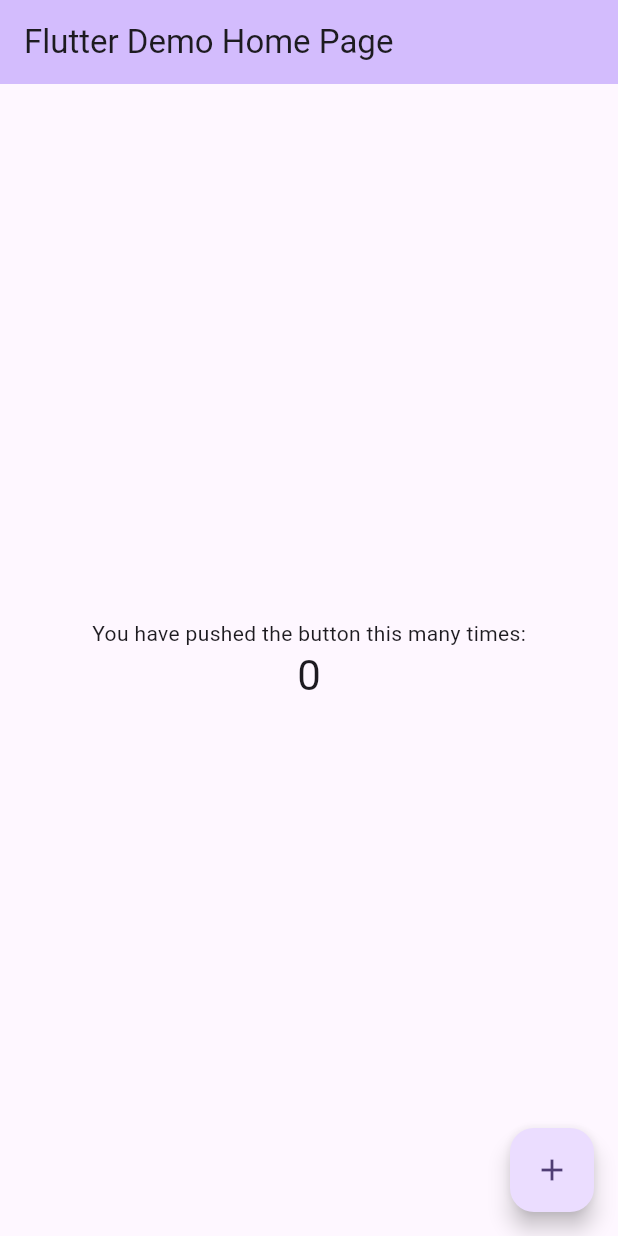
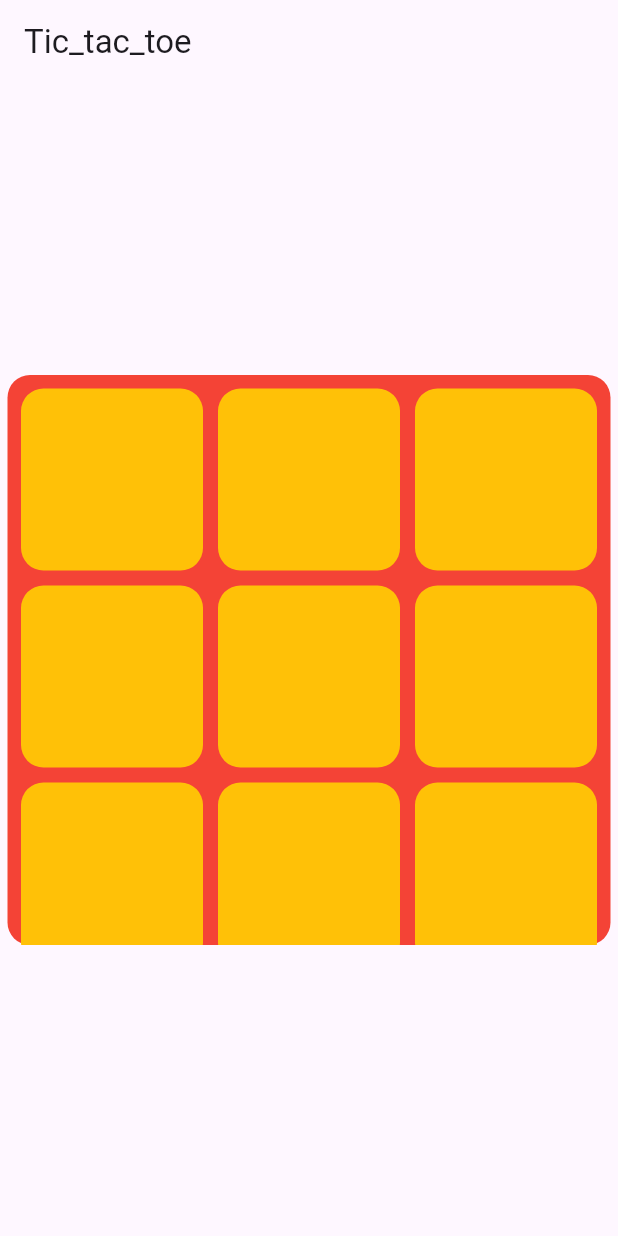
Before and after one commit to Hitesh910/tic_tac_toe, a Flutter app: the screen it shows after launch, on a phone screen of 412 x 824 dp. Run offline on Flutter 3.47's test engine with Material 3 defaults, Android fonts, the phone set to English and light mode, and no system bars.

```diff
--- a/lib/main.dart
+++ b/lib/main.dart
@@ -1,125 +1,7 @@
 import 'package:flutter/material.dart';
+import 'package:tic_tac_toe/utils/app_routes.dart';
 
-void main() {
-  runApp(const MyApp());
+void main()
+{
+  runApp(MaterialApp(routes: app_routes,));
 }
-
-class MyApp extends StatelessWidget {
-  const MyApp({super.key});
-
-  // This widget is the root of your application.
-  @override
-  Widget build(BuildContext context) {
-    return MaterialApp(
-      title: 'Flutter Demo',
-      theme: ThemeData(
-        // This is the theme of your application.
-        //
-        // TRY THIS: Try running your application with "flutter run". You'll see
-        // the application has a purple toolbar. Then, without quitting the app,
-        // try changing the seedColor in the colorScheme below to Colors.green
-        // and then invoke "hot reload" (save your changes or press the "hot
-        // reload" button in a Flutter-supported IDE, or press "r" if you used
-        // the command line to start the app).
-        //
-        // Notice that the counter didn't reset back to zero; the application
-        // state is not lost during the reload. To reset the state, use hot
-        // restart instead.
-        //
-        // This works for code too, not just values: Most code changes can be
-        // tested with just a hot reload.
-        colorScheme: ColorScheme.fromSeed(seedColor: Colors.deepPurple),
-        useMaterial3: true,
-      ),
-      home: const MyHomePage(title: 'Flutter Demo Home Page'),
-    );
-  }
-}
-
-class MyHomePage extends StatefulWidget {
-  const MyHomePage({super.key, required this.title});
-
-  // This widget is the home page of your application. It is stateful, meaning
-  // that it has a State object (defined below) that contains fields that affect
-  // how it looks.
-
-  // This class is the configuration for the state. It holds the values (in this
-  // case the title) provided by the parent (in this case the App widget) and
-  // used by the build method of the State. Fields in a Widget subclass are
-  // always marked "final".
-
-  final String title;
-
-  @override
-  State<MyHomePage> createState() => _MyHomePageState();
-}
-
-class _MyHomePageState extends State<MyHomePage> {
-  int _counter = 0;
-
-  void _incrementCounter() {
-    setState(() {
-      // This call to setState tells the Flutter framework that something has
-      // changed in this State, which causes it to rerun the build method below
-      // so that the display can reflect the updated values. If we changed
-      // _counter without calling setState(), then the build method would not be
-      // called again, and so nothing would appear to happen.
-      _counter++;
-    });
-  }
-
-  @override
-  Widget build(BuildContext context) {
-    // This method is rerun every time setState is called, for instance as done
-    // by the _incrementCounter method above.
-    //
-    // The Flutter framework has been optimized to make rerunning build methods
-    // fast, so that you can just rebuild anything that needs updating rather
-    // than having to individually change instances of widgets.
-    return Scaffold(
-      appBar: AppBar(
-        // TRY THIS: Try changing the color here to a specific color (to
-        // Colors.amber, perhaps?) and trigger a hot reload to see the AppBar
-        // change color while the other colors stay the same.
-        backgroundColor: Theme.of(context).colorScheme.inversePrimary,
-        // Here we take the value from the MyHomePage object that was created by
-        // the App.build method, and use it to set our appbar title.
-        title: Text(widget.title),
-      ),
-      body: Center(
-        // Center is a layout widget. It takes a single child and positions it
-        // in the middle of the parent.
-        child: Column(
-          // Column is also a layout widget. It takes a list of children and
-          // arranges them vertically. By default, it sizes itself to fit its
-          // children horizontally, and tries to be as tall as its parent.
-          //
-          // Column has various properties to control how it sizes itself and
-          // how it positions its children. Here we use mainAxisAlignment to
-          // center the children vertically; the main axis here is the vertical
-          // axis because Columns are vertical (the cross axis would be
-          // horizontal).
-          //
-          // TRY THIS: Invoke "debug painting" (choose the "Toggle Debug Paint"
-          // action in the IDE, or press "p" in the console), to see the
-          // wireframe for each widget.
-          mainAxisAlignment: MainAxisAlignment.center,
-          children: <Widget>[
-            const Text(
-              'You have pushed the button this many times:',
-            ),
-            Text(
-              '$_counter',
-              style: Theme.of(context).textTheme.headlineMedium,
-            ),
-          ],
-        ),
-      ),
-      floatingActionButton: FloatingActionButton(
-        onPressed: _incrementCounter,
-        tooltip: 'Increment',
-        child: const Icon(Icons.add),
-      ), // This trailing comma makes auto-formatting nicer for build methods.
-    );
-  }
-}
--- /dev/null
+++ b/lib/screen/home/view/home_screen.dart
@@ -0,0 +1,51 @@
+import 'package:flutter/material.dart';
+
+class HomeScreen extends StatefulWidget {
+  const HomeScreen({super.key});
+
+  @override
+  State<HomeScreen> createState() => _HomeScreenState();
+}
+
+class _HomeScreenState extends State<HomeScreen> {
+  @override
+  Widget build(BuildContext context) {
+    return Scaffold(
+      appBar: AppBar(
+        title: Text("Tic_tac_toe"),
+      ),
+      body: Column(
+        mainAxisAlignment: MainAxisAlignment.center,
+        children: [
+          Container(
+            height: 380,width: 500,
+            // color: Colors.red,
+            margin: EdgeInsets.all(5),
+            decoration: BoxDecoration(borderRadius: BorderRadius.all(Radius.circular(15)),color: Colors.red),
+            child: Expanded(
+              child: SizedBox(
+                // height: 10,
+                width: MediaQuery.sizeOf(context).width,
+                child: GridView.builder(
+                  padding: EdgeInsets.all(4),
+                  itemCount: 9,
+                  gridDelegate:
+                      SliverGridDelegateWithFixedCrossAxisCount(crossAxisCount: 3),
+                  itemBuilder: (context, index) {
+                    return Container(
+                      height: 20,
+                      width: 20,
+                      margin: EdgeInsets.all(5),
+                      // color: Colors.amber,
+                      decoration: BoxDecoration(borderRadius: BorderRadius.all(Radius.circular(15)),color: Colors.amber),
+                    );
+                  },
+                ),
+              ),
+            ),
+          )
+        ],
+      ),
+    );
+  }
+}
--- /dev/null
+++ b/lib/utils/app_routes.dart
@@ -0,0 +1,5 @@
+import 'package:flutter/material.dart';
+import 'package:tic_tac_toe/screen/home/view/home_screen.dart';
+Map<String,WidgetBuilder> app_routes = {
+  "/":(context) => HomeScreen(),
+};
```
